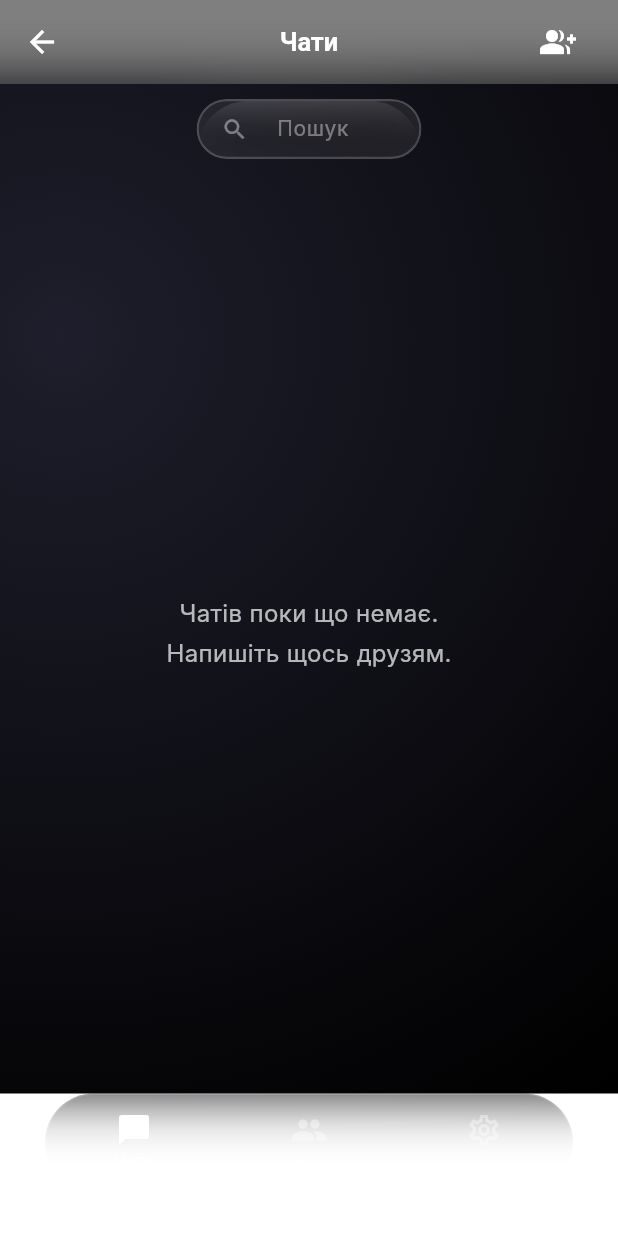
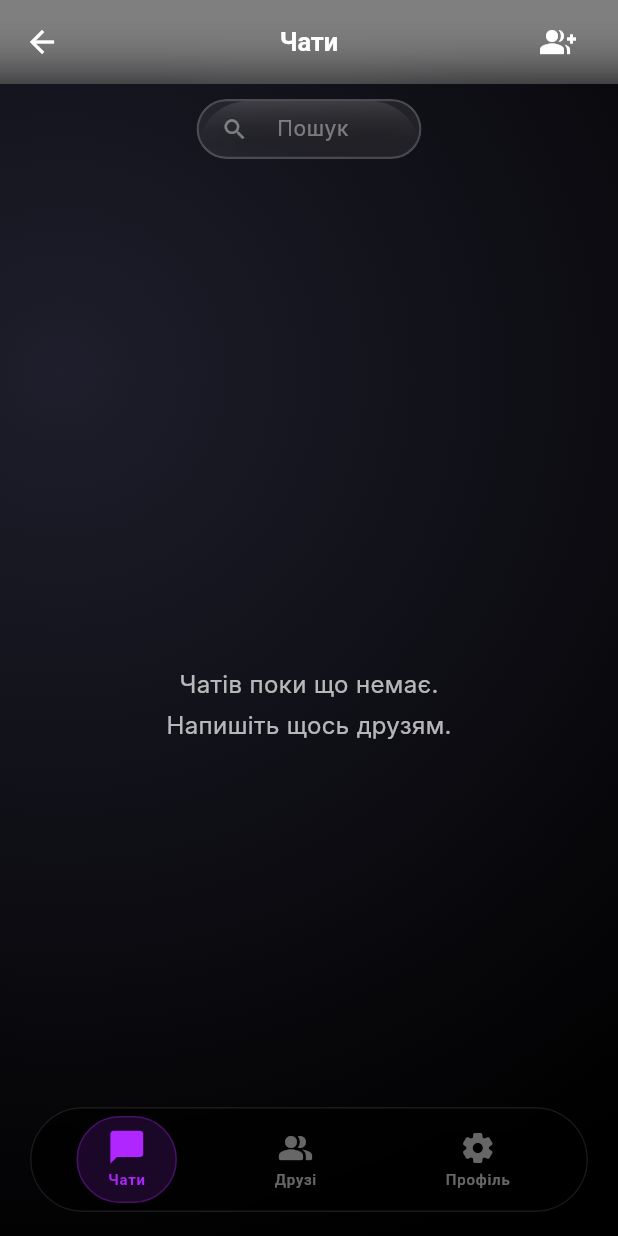
Before and after one commit to user4032/aether-mobile, a Flutter app: the ContactsScreen screen opened directly with empty values, on a phone screen of 412 x 824 dp. Run offline on Flutter 3.47's test engine with Material 3 defaults, Android fonts, the light colour scheme and no system bars; our stand-ins replace audioplayers, flutter_secure_storage, image_cropper, image_picker, shared_preferences, socket_io_client; missing offline and left inert: cryptography, record; accounts and stored records are empty; network calls fail; Roboto replaces fonts that are missing (Inter).

Commit message:
Changed menu bar

```diff
--- a/lib/screens/contacts_screen.dart
+++ b/lib/screens/contacts_screen.dart
@@ -138,12 +138,11 @@ class _ContactsScreenState extends State<ContactsScreen> {
     if (!mounted) return;
     final croppedFile = await ImageCropper().cropImage(
       sourcePath: image.path,
-      aspectRatio: const CropAspectRatio(ratioX: 1, ratioY: 1), // Фіксуємо квадрат
-      // ВИДАЛЕНО cropStyle, який викликав помилку
+      aspectRatio: const CropAspectRatio(ratioX: 1, ratioY: 1),
       uiSettings: [
         AndroidUiSettings(
           toolbarTitle: t('Профіль', 'Profile'),
-          toolbarColor: Colors.black, // Чорний фон як на скріні
+          toolbarColor: Colors.black,
           toolbarWidgetColor: Colors.white,
           initAspectRatio: CropAspectRatioPreset.square,
           lockAspectRatio: true,
@@ -309,14 +308,9 @@ class _ContactsScreenState extends State<ContactsScreen> {
     );
   }
 
-  // ─────────────────────────────────────────────────────────────────────────────
-  // БЛОК РЕЗЕРВНОГО КОПІЮВАННЯ (EXPORT / IMPORT)
-  // ─────────────────────────────────────────────────────────────────────────────
-
   void _showExportDialog() {
     final passwordController = TextEditingController();
     String? backupToken;
-
     showDialog(
       context: context,
       builder: (context) => StatefulBuilder(
@@ -336,7 +330,6 @@ class _ContactsScreenState extends State<ContactsScreen> {
                   style: TextStyle(color: Colors.red.withValues(alpha: 0.8), fontSize: 12),
                 ),
                 const SizedBox(height: 20),
-
                 if (backupToken == null) ...[
                   GlassInput(controller: passwordController, hintText: t("Придумайте пароль", "Create password"), obscureText: true),
                   const SizedBox(height: 20),
@@ -347,47 +340,27 @@ class _ContactsScreenState extends State<ContactsScreen> {
                       try {
                         final storage = const FlutterSecureStorage();
                         final priv = await storage.read(key: 'private_key');
-                        final payloadStr = jsonEncode({
-                          'priv': priv,
-                          'pub': widget.publicKey,
-                          'dev': widget.deviceId,
-                          'name': widget.userName
-                        });
-
+                        final payloadStr = jsonEncode({'priv': priv, 'pub': widget.publicKey, 'dev': widget.deviceId, 'name': widget.userName});
                         final passHash = await Sha256().hash(utf8.encode(passwordController.text.trim()));
                         final key = await _aes.newSecretKeyFromBytes(passHash.bytes);
                         final box = await _aes.encrypt(utf8.encode(payloadStr), secretKey: key);
-
-                        setStateSB(() {
-                          backupToken = '${base64Encode(box.nonce)}.${base64Encode(box.cipherText)}.${base64Encode(box.mac.bytes)}';
-                        });
-                      } catch (e) {
-                        _showSnack("Encryption error");
-                      }
+                        setStateSB(() { backupToken = '${base64Encode(box.nonce)}.${base64Encode(box.cipherText)}.${base64Encode(box.mac.bytes)}'; });
+                      } catch (e) { _showSnack("Encryption error"); }
                     },
                   ),
                 ] else ...[
                   Container(
                     padding: const EdgeInsets.all(12),
                     decoration: BoxDecoration(color: Colors.black.withValues(alpha: 0.3), borderRadius: BorderRadius.circular(12), border: Border.all(color: const Color(0xFFB026FF).withValues(alpha: 0.5))),
-                    child: SelectableText(
-                      backupToken!,
-                      style: const TextStyle(color: Colors.white, fontSize: 10, fontFamily: 'monospace'),
-                    ),
+                    child: SelectableText(backupToken!, style: const TextStyle(color: Colors.white, fontSize: 10, fontFamily: 'monospace')),
                   ),
                   const SizedBox(height: 16),
                   ElegantButton(
                     text: t("Скопіювати ключ", "Copy Backup Key"),
-                    onPressed: () {
-                      Clipboard.setData(ClipboardData(text: backupToken!));
-                      _showSnack(t("Скопійовано в буфер", "Copied to clipboard"));
-                      Navigator.pop(context);
-                    },
+                    onPressed: () { Clipboard.setData(ClipboardData(text: backupToken!)); _showSnack(t("Скопійовано в буфер", "Copied to clipboard")); Navigator.pop(context); },
                   ),
                 ],
-
-                if (backupToken == null)
-                  TextButton(onPressed: () => Navigator.pop(context), child: Text(t('Скасувати', 'Cancel'), style: const TextStyle(color: Colors.white70))),
+                if (backupToken == null) TextButton(onPressed: () => Navigator.pop(context), child: Text(t('Скасувати', 'Cancel'), style: const TextStyle(color: Colors.white70))),
               ],
             ),
           ),
@@ -400,7 +373,6 @@ class _ContactsScreenState extends State<ContactsScreen> {
     final tokenController = TextEditingController();
     final passwordController = TextEditingController();
     bool isLoading = false;
-
     showDialog(
       context: context,
       builder: (context) => StatefulBuilder(
@@ -418,7 +390,6 @@ class _ContactsScreenState extends State<ContactsScreen> {
                 const SizedBox(height: 16),
                 GlassInput(controller: passwordController, hintText: t("Пароль", "Password"), obscureText: true),
                 const SizedBox(height: 24),
-
                 ShineButton(
                   text: t("Відновити", "Restore"),
                   isLoading: isLoading,
@@ -426,36 +397,26 @@ class _ContactsScreenState extends State<ContactsScreen> {
                     final token = tokenController.text.trim();
                     final pass = passwordController.text.trim();
                     if (token.isEmpty || pass.isEmpty) return;
-
                     setStateSB(() => isLoading = true);
-
                     try {
                       final parts = token.split('.');
                       if (parts.length != 3) throw Exception("Invalid format");
-
                       final nonce = base64Decode(parts[0]);
                       final cipherText = base64Decode(parts[1]);
                       final mac = base64Decode(parts[2]);
-
                       final passHash = await Sha256().hash(utf8.encode(pass));
                       final key = await _aes.newSecretKeyFromBytes(passHash.bytes);
-
                       final box = SecretBox(cipherText, nonce: nonce, mac: Mac(mac));
                       final decryptedBytes = await _aes.decrypt(box, secretKey: key);
                       final payload = jsonDecode(utf8.decode(decryptedBytes));
-
-                      // Save recovered keys
                       final prefs = await SharedPreferences.getInstance();
                       final storage = const FlutterSecureStorage();
-
                       await storage.write(key: 'private_key', value: payload['priv']);
                       await prefs.setString('public_key', payload['pub']);
                       await prefs.setString('device_id', payload['dev']);
                       await prefs.setString('user_name', payload['name']);
-
                       if (!context.mounted) return;
                       Navigator.pushAndRemoveUntil(context, MaterialPageRoute(builder: (context) => const MainGate()), (r) => false);
-
                     } catch (e) {
                       setStateSB(() => isLoading = false);
                       _showSnack(t("Невірний ключ або пароль", "Invalid token or password"));
@@ -662,7 +623,7 @@ class _ContactsScreenState extends State<ContactsScreen> {
                 Text(t("Напишіть щось друзям.", "Write something to friends."), style: TextStyle(color: Colors.white.withValues(alpha: 0.7), fontSize: 16)),
               ]))
             : ListView.separated(
-                padding: const EdgeInsets.only(bottom: 100),
+                padding: const EdgeInsets.only(bottom: 120), // ФІКС: Більший відступ для плаваючого меню
                 itemCount: _recentChats.length,
                 separatorBuilder: (context, index) => Padding(padding: const EdgeInsets.only(left: 76.0), child: Divider(height: 1, color: Colors.white.withValues(alpha: 0.05))),
                 itemBuilder: (context, index) {
@@ -710,7 +671,7 @@ class _ContactsScreenState extends State<ContactsScreen> {
 
   Widget _buildFriendsTab() {
     return ListView(
-      padding: const EdgeInsets.only(top: 20, bottom: 100),
+      padding: const EdgeInsets.only(top: 20, bottom: 120), // ФІКС: Більший відступ
       children: [
         Padding(padding: const EdgeInsets.symmetric(horizontal: 16, vertical: 8), child: Text(t("ДОДАТИ ДРУГА", "ADD FRIEND"), style: TextStyle(fontSize: 12, color: Colors.white.withValues(alpha: 0.5), fontWeight: FontWeight.bold, letterSpacing: 1))),
         Container(
@@ -773,7 +734,7 @@ class _ContactsScreenState extends State<ContactsScreen> {
 
   Widget _buildSettingsTab() {
     return ListView(
-      padding: const EdgeInsets.only(top: 20, bottom: 100),
+      padding: const EdgeInsets.only(top: 20, bottom: 120), // ФІКС: Більший відступ
       children: [
         Center(
           child: Stack(children: [
@@ -808,7 +769,6 @@ class _ContactsScreenState extends State<ContactsScreen> {
           ),
         ),
 
-        // НОВИЙ БЛОК БЕЗПЕКИ ТУТ
         const SizedBox(height: 32),
         Padding(padding: const EdgeInsets.symmetric(horizontal: 16, vertical: 8), child: Text(t("БЕЗПЕКА (ZERO-KNOWLEDGE)", "SECURITY (ZERO-KNOWLEDGE)"), style: TextStyle(fontSize: 12, color: Colors.white.withValues(alpha: 0.5), fontWeight: FontWeight.bold, letterSpacing: 1))),
         GlassContainer(
@@ -901,46 +861,115 @@ class _ContactsScreenState extends State<ContactsScreen> {
     );
   }
 
-  @override
-  Widget build(BuildContext context) {
-    int totalUnread = _recentChats.fold(0, (sum, chat) => sum + ((chat['unreadCount'] ?? 0) as int));
-    int totalPending = _pendingRequests.length;
-    String appBarTitle = _currentIndex == 0 ? t("Чати", "Chats") : (_currentIndex == 1 ? t("Друзі", "Friends") : t("Профіль", "Profile"));
-    return Scaffold(
-      backgroundColor: Colors.transparent,
-      appBar: AppBar(
-        title: Text(appBarTitle),
-        flexibleSpace: ClipRect(child: BackdropFilter(filter: ImageFilter.blur(sigmaX: 20, sigmaY: 20), child: Container(color: Colors.black.withValues(alpha: 0.5)))),
-        actions: _currentIndex == 0 ? [Container(margin: const EdgeInsets.only(right: 16), child: IconButton(icon: const Icon(Icons.group_add, color: Colors.white, size: 24), onPressed: _showCreateGroupDialog))] : null,
-      ),
-      body: LiquidBackground(child: _currentIndex == 0 ? _buildChatsTab() : (_currentIndex == 1 ? _buildFriendsTab() : _buildSettingsTab())),
-      bottomNavigationBar: Padding(
-        padding: const EdgeInsets.only(left: 30, right: 30, bottom: 30),
+  // ─────────────────────────────────────────────────────────
+  // НОВИЙ ПРЕМІАЛЬНИЙ BOTTOM NAV (У СТИЛІ UIVERSE + LUMYN)
+  // ─────────────────────────────────────────────────────────
+  Widget _buildCustomBottomNav(int totalUnread, int totalPending) {
+    return Padding(
+      // Динамічний відступ знизу для iPhone (SafeArea)
+      padding: EdgeInsets.only(left: 20, right: 20, bottom: MediaQuery.of(context).padding.bottom + 16),
       child: ClipRRect(
-          borderRadius: BorderRadius.circular(35),
+        borderRadius: BorderRadius.circular(100),
         child: BackdropFilter(
           filter: ImageFilter.blur(sigmaX: 20, sigmaY: 20),
           child: Container(
-              height: 65,
-              decoration: BoxDecoration(color: Colors.white.withValues(alpha: 0.08), border: Border.all(color: Colors.white.withValues(alpha: 0.15), width: 1), borderRadius: BorderRadius.circular(35)),
-              child: BottomNavigationBar(
-                currentIndex: _currentIndex,
-                backgroundColor: Colors.transparent,
-                selectedItemColor: Colors.white,
-                unselectedItemColor: Colors.white.withValues(alpha: 0.4),
-                selectedFontSize: 11, unselectedFontSize: 11,
-                type: BottomNavigationBarType.fixed, elevation: 0,
-                onTap: (index) { setState(() { _currentIndex = index; }); },
-                items: [
-                  BottomNavigationBarItem(icon: Badge(isLabelVisible: totalUnread > 0, backgroundColor: Colors.white, textColor: Colors.black, label: Text('$totalUnread'), child: const Icon(Icons.chat_bubble)), label: t("Чати", "Chats")),
-                  BottomNavigationBarItem(icon: Badge(isLabelVisible: totalPending > 0, backgroundColor: Colors.white, textColor: Colors.black, label: Text('$totalPending'), child: const Icon(Icons.people)), label: t("Друзі", "Friends")),
-                  BottomNavigationBarItem(icon: const Icon(Icons.settings_outlined), label: t("Профіль", "Profile")),
+            height: 70,
+            padding: const EdgeInsets.symmetric(horizontal: 8),
+            decoration: BoxDecoration(
+              // Чорний напівпрозорий фон
+              color: Colors.black.withValues(alpha: 0.65),
+              borderRadius: BorderRadius.circular(100),
+              // Легка рамка зверху
+              border: Border.all(color: Colors.white.withValues(alpha: 0.1), width: 1),
+              boxShadow: [
+                BoxShadow(color: Colors.black.withValues(alpha: 0.4), blurRadius: 30, offset: const Offset(0, 10))
               ],
             ),
+            child: Row(
+              mainAxisAlignment: MainAxisAlignment.spaceAround,
+              children: [
+                _navItem(0, Icons.chat_bubble_rounded, t("Чати", "Chats"), totalUnread),
+                _navItem(1, Icons.people_alt_rounded, t("Друзі", "Friends"), totalPending),
+                _navItem(2, Icons.settings_rounded, t("Профіль", "Profile"), 0),
+              ],
             ),
           ),
         ),
       ),
     );
   }
+
+  Widget _navItem(int index, IconData icon, String label, int badgeCount) {
+    final isActive = _currentIndex == index;
+    // Кольори для активного і неактивного стану
+    final color = isActive ? const Color(0xFFB026FF) : Colors.white.withValues(alpha: 0.4);
+    final bgColor = isActive ? const Color(0xFFB026FF).withValues(alpha: 0.15) : Colors.transparent;
+
+    return GestureDetector(
+      onTap: () => setState(() => _currentIndex = index),
+      behavior: HitTestBehavior.opaque,
+      child: AnimatedContainer(
+        duration: const Duration(milliseconds: 250),
+        curve: Curves.easeOutCubic,
+        padding: const EdgeInsets.symmetric(horizontal: 20, vertical: 8),
+        decoration: BoxDecoration(
+          color: bgColor,
+          borderRadius: BorderRadius.circular(100),
+          // Легке внутрішнє світіння для активної кнопки
+          border: isActive ? Border.all(color: const Color(0xFFB026FF).withValues(alpha: 0.3)) : Border.all(color: Colors.transparent),
+        ),
+        child: Column(
+          mainAxisSize: MainAxisSize.min,
+          children: [
+            AnimatedScale(
+              scale: isActive ? 1.1 : 1.0, // Кнопка "вистрибує" при натисканні
+              duration: const Duration(milliseconds: 250),
+              curve: Curves.easeOutBack,
+              child: Badge(
+                isLabelVisible: badgeCount > 0,
+                backgroundColor: Colors.white,
+                textColor: Colors.black,
+                label: Text('$badgeCount', style: const TextStyle(fontWeight: FontWeight.bold)),
+                child: Icon(icon, color: color, size: 24),
+              ),
+            ),
+            const SizedBox(height: 4),
+            AnimatedDefaultTextStyle(
+              duration: const Duration(milliseconds: 250),
+              style: TextStyle(
+                color: color,
+                fontSize: 10,
+                fontWeight: isActive ? FontWeight.w700 : FontWeight.w500,
+                letterSpacing: 0.5,
+              ),
+              child: Text(label),
+            ),
+          ],
+        ),
+      ),
+    );
   }
+
+  @override
+  Widget build(BuildContext context) {
+    int totalUnread = _recentChats.fold(0, (sum, chat) => sum + ((chat['unreadCount'] ?? 0) as int));
+    int totalPending = _pendingRequests.length;
+    String appBarTitle = _currentIndex == 0 ? t("Чати", "Chats") : (_currentIndex == 1 ? t("Друзі", "Friends") : t("Профіль", "Profile"));
+
+    return Scaffold(
+      backgroundColor: Colors.transparent,
+      // Дозволяємо контенту (спискам) скролитися ПІД плаваючою панеллю
+      extendBody: true,
+      appBar: AppBar(
+        title: Text(appBarTitle),
+        flexibleSpace: ClipRect(child: BackdropFilter(filter: ImageFilter.blur(sigmaX: 20, sigmaY: 20), child: Container(color: Colors.black.withValues(alpha: 0.5)))),
+        actions: _currentIndex == 0 ? [Container(margin: const EdgeInsets.only(right: 16), child: IconButton(icon: const Icon(Icons.group_add, color: Colors.white, size: 24), onPressed: _showCreateGroupDialog))] : null,
+      ),
+      body: LiquidBackground(
+        child: _currentIndex == 0 ? _buildChatsTab() : (_currentIndex == 1 ? _buildFriendsTab() : _buildSettingsTab())
+      ),
+      // НОВА плаваюча панель!
+      bottomNavigationBar: _buildCustomBottomNav(totalUnread, totalPending),
+    );
+  }
+}
```
Lines whose indentation alone changed are shown as unchanged.
